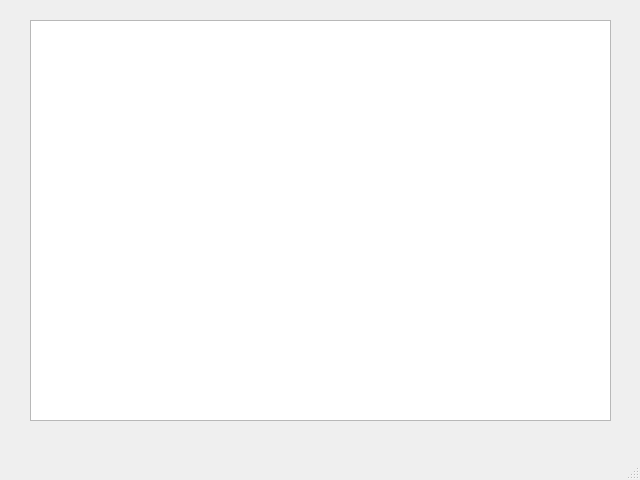
PinusK/coffee, file coffee.ui: the form before one commit.
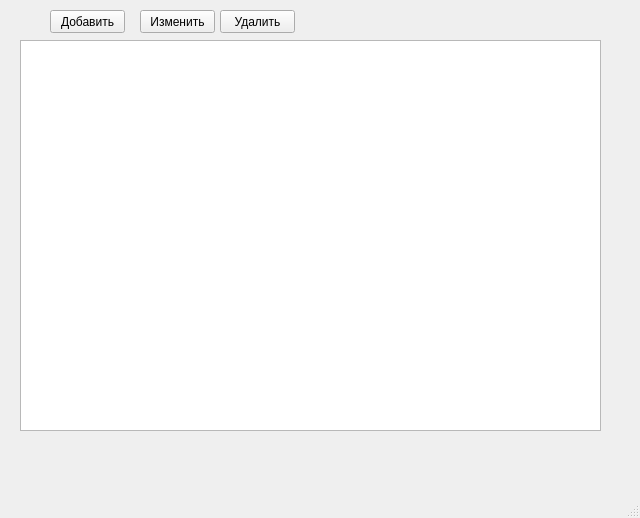
The form after the commit.

Commit message: Кофе Задача 2

Patch:
```diff
--- a/coffee.ui
+++ b/coffee.ui
@@ -7,20 +7,59 @@
     <x>0</x>
     <y>0</y>
     <width>640</width>
-    <height>480</height>
+    <height>518</height>
    </rect>
   </property>
   <property name="windowTitle">
    <string>MainWindow</string>
   </property>
   <widget class="QWidget" name="centralwidget">
+   <widget class="QPushButton" name="pbt1_1">
+    <property name="geometry">
+     <rect>
+      <x>50</x>
+      <y>10</y>
+      <width>75</width>
+      <height>23</height>
+     </rect>
+    </property>
+    <property name="text">
+     <string>Добавить</string>
+    </property>
+   </widget>
+   <widget class="QPushButton" name="pbt3_1">
+    <property name="geometry">
+     <rect>
+      <x>220</x>
+      <y>10</y>
+      <width>75</width>
+      <height>23</height>
+     </rect>
+    </property>
+    <property name="text">
+     <string>Удалить</string>
+    </property>
+   </widget>
+   <widget class="QPushButton" name="pbt2_1">
+    <property name="geometry">
+     <rect>
+      <x>140</x>
+      <y>10</y>
+      <width>75</width>
+      <height>23</height>
+     </rect>
+    </property>
+    <property name="text">
+     <string>Изменить</string>
+    </property>
+   </widget>
    <widget class="QTableWidget" name="tb">
     <property name="geometry">
      <rect>
-      <x>30</x>
-      <y>20</y>
+      <x>20</x>
+      <y>40</y>
       <width>581</width>
-      <height>401</height>
+      <height>391</height>
      </rect>
     </property>
    </widget>
```
Left out of the diff: 13 changed lines with no effect on the pictures. The commit also changes 2 other files.
